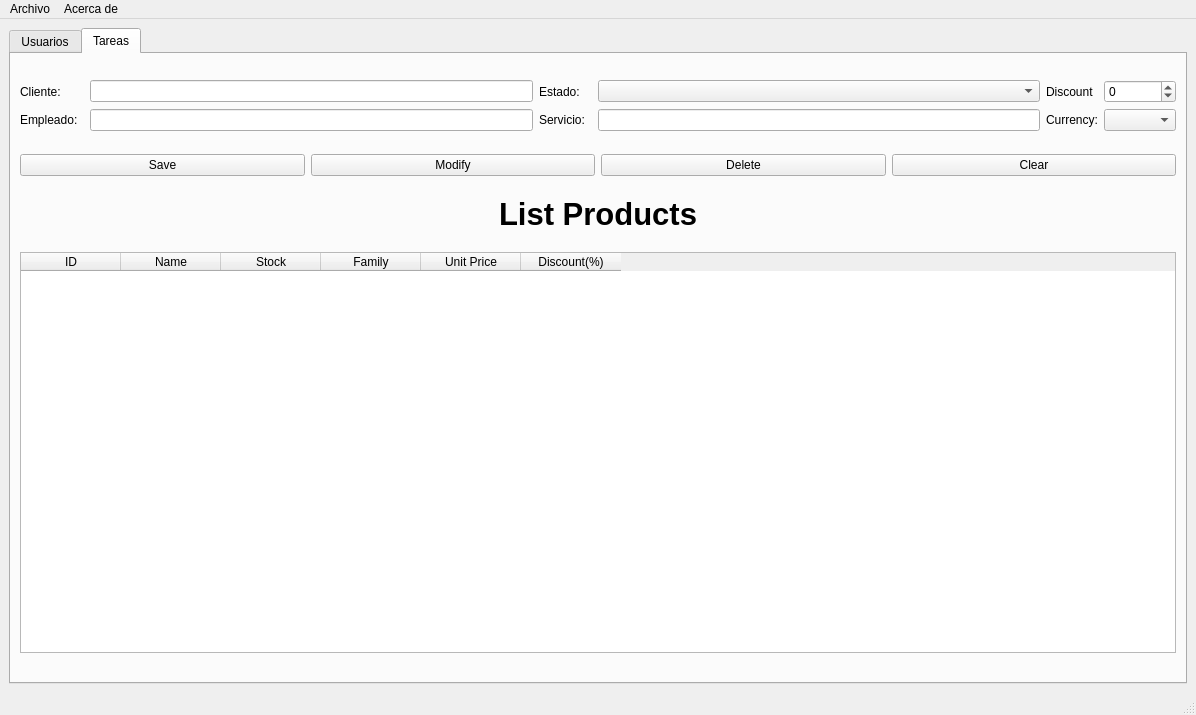
This is templates/window.ui in Desteveco/RecuperaDI as Qt 5 draws it before an edit. The edited form follows.
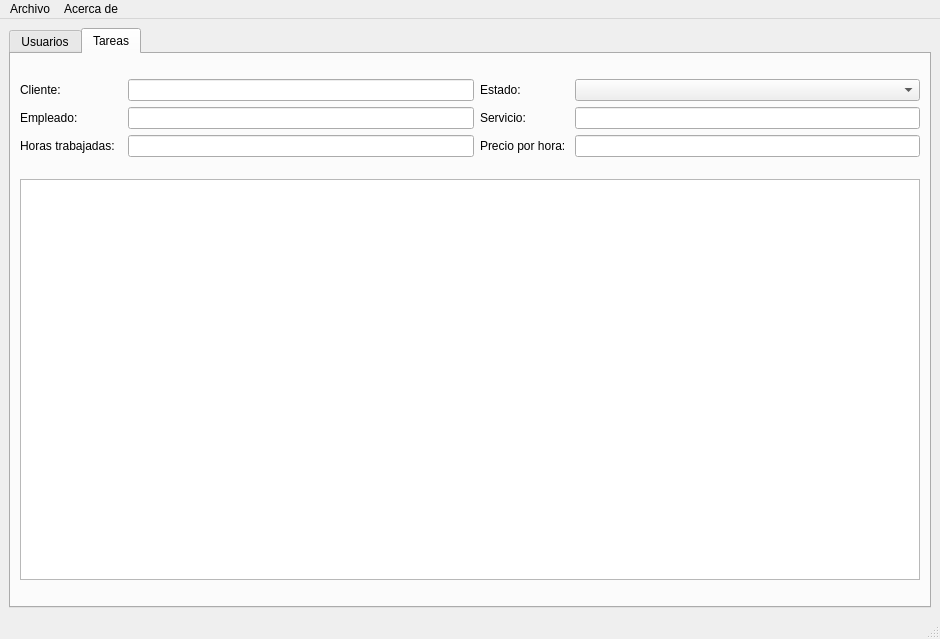
This is the edited form. The open tabs and pages were chosen to show the change.

Commit message: feat: second Tareas panel implemented

What changed in the file:
```diff
--- a/templates/window.ui
+++ b/templates/window.ui
@@ -6,8 +6,8 @@
    <rect>
     <x>0</x>
     <y>0</y>
-    <width>1196</width>
-    <height>715</height>
+    <width>940</width>
+    <height>639</height>
    </rect>
   </property>
   <property name="windowTitle">
@@ -18,7 +18,7 @@
     <item>
      <widget class="QTabWidget" name="pan_main">
       <property name="currentIndex">
-       <number>1</number>
+       <number>0</number>
       </property>
       <widget class="QWidget" name="tab_Usuario">
        <property name="sizePolicy">
@@ -390,19 +390,6 @@
          <layout class="QVBoxLayout" name="verticalLayout">
           <item>
            <layout class="QGridLayout" name="gridLayout_7">
-            <item row="1" column="5">
-             <widget class="QComboBox" name="cb_currency"/>
-            </item>
-            <item row="1" column="4">
-             <widget class="QLabel" name="lbl_currency">
-              <property name="text">
-               <string>Currency:</string>
-              </property>
-             </widget>
-            </item>
-            <item row="0" column="3">
-             <widget class="QComboBox" name="cb_family"/>
-            </item>
             <item row="0" column="2">
              <widget class="QLabel" name="lbl_family">
               <property name="text">
@@ -410,12 +397,6 @@
               </property>
              </widget>
             </item>
-            <item row="1" column="1">
-             <widget class="QLineEdit" name="le_stock"/>
-            </item>
-            <item row="0" column="1">
-             <widget class="QLineEdit" name="le_name_product"/>
-            </item>
             <item row="1" column="2">
              <widget class="QLabel" name="lbl_unit_price">
               <property name="text">
@@ -423,16 +404,6 @@
               </property>
              </widget>
             </item>
-            <item row="0" column="0">
-             <widget class="QLabel" name="lbl_name_product">
-              <property name="text">
-               <string>Cliente:  </string>
-              </property>
-             </widget>
-            </item>
-            <item row="1" column="3">
-             <widget class="QLineEdit" name="le_unit_price"/>
-            </item>
             <item row="1" column="0">
              <widget class="QLabel" name="lbl_stock">
               <property name="text">
@@ -440,80 +411,47 @@
               </property>
              </widget>
             </item>
-            <item row="0" column="4">
+            <item row="1" column="1">
+             <widget class="QLineEdit" name="le_stock"/>
+            </item>
+            <item row="0" column="1">
+             <widget class="QLineEdit" name="le_name_product"/>
+            </item>
+            <item row="0" column="3">
+             <widget class="QComboBox" name="cb_family"/>
+            </item>
+            <item row="1" column="3">
+             <widget class="QLineEdit" name="le_unit_price"/>
+            </item>
+            <item row="0" column="0">
+             <widget class="QLabel" name="lbl_name_product">
+              <property name="text">
+               <string>Cliente:  </string>
+              </property>
+             </widget>
+            </item>
+            <item row="2" column="0">
+             <widget class="QLabel" name="label">
+              <property name="text">
+               <string>Horas trabajadas:  </string>
+              </property>
+             </widget>
+            </item>
+            <item row="2" column="1">
+             <widget class="QLineEdit" name="lineEdit"/>
+            </item>
+            <item row="2" column="2">
              <widget class="QLabel" name="label_2">
               <property name="text">
-               <string>Discount</string>
+               <string>Precio por hora: </string>
               </property>
              </widget>
             </item>
-            <item row="0" column="5">
-             <widget class="QSpinBox" name="DiscountInt">
-              <property name="wrapping">
-               <bool>true</bool>
-              </property>
-              <property name="showGroupSeparator" stdset="0">
-               <bool>true</bool>
-              </property>
-             </widget>
+            <item row="2" column="3">
+             <widget class="QLineEdit" name="lineEdit_2"/>
             </item>
            </layout>
           </item>
-          <item>
-           <layout class="QHBoxLayout" name="horizontalLayout_3">
-            <item>
-             <widget class="QPushButton" name="btn_save_product">
-              <property name="text">
-               <string>Save</string>
-              </property>
-             </widget>
-            </item>
-            <item>
-             <widget class="QPushButton" name="btn_modify_product">
-              <property name="text">
-               <string>Modify</string>
-              </property>
-             </widget>
-            </item>
-            <item>
-             <widget class="QPushButton" name="btn_delete_product">
-              <property name="text">
-               <string>Delete</string>
-              </property>
-             </widget>
-            </item>
-            <item>
-             <widget class="QPushButton" name="btn_clear_product">
-              <property name="text">
-               <string>Clear</string>
-              </property>
-             </widget>
-            </item>
-           </layout>
-          </item>
-          <item>
-           <widget class="QLabel" name="lbl_list_products">
-            <property name="maximumSize">
-             <size>
-              <width>16777215</width>
-              <height>30</height>
-             </size>
-            </property>
-            <property name="font">
-             <font>
-              <pointsize>23</pointsize>
-              <weight>75</weight>
-              <bold>true</bold>
-             </font>
-            </property>
-            <property name="text">
-             <string>List Products</string>
-            </property>
-            <property name="alignment">
-             <set>Qt::AlignCenter</set>
-            </property>
-           </widget>
-          </item>
           <item>
            <widget class="QTableWidget" name="table_product">
             <property name="enabled">
@@ -546,36 +484,6 @@
             <attribute name="verticalHeaderVisible">
              <bool>false</bool>
             </attribute>
-            <column>
-             <property name="text">
-              <string>ID</string>
-             </property>
-            </column>
-            <column>
-             <property name="text">
-              <string>Name</string>
-             </property>
-            </column>
-            <column>
-             <property name="text">
-              <string>Stock</string>
-             </property>
-            </column>
-            <column>
-             <property name="text">
-              <string>Family</string>
-             </property>
-            </column>
-            <column>
-             <property name="text">
-              <string>Unit Price</string>
-             </property>
-            </column>
-            <column>
-             <property name="text">
-              <string>Discount(%)</string>
-             </property>
-            </column>
            </widget>
           </item>
          </layout>
@@ -591,7 +499,7 @@
     <rect>
      <x>0</x>
      <y>0</y>
-     <width>1196</width>
+     <width>940</width>
      <height>21</height>
     </rect>
    </property>
```
